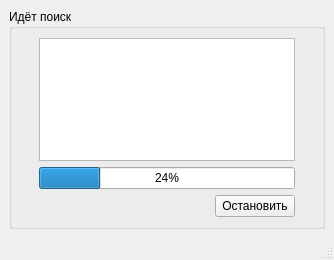
Qt form Restorer/searching.ui (nickoliuzzz/Restorer) before a commit.
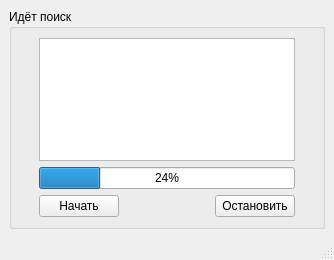
The same form after that commit.

```diff
--- a/Restorer/searching.ui
+++ b/Restorer/searching.ui
@@ -91,6 +91,13 @@
          </item>
          <item>
           <layout class="QHBoxLayout" name="horizontalLayout">
+           <item>
+            <widget class="QPushButton" name="pushButton_2">
+             <property name="text">
+              <string>Начать</string>
+             </property>
+            </widget>
+           </item>
            <item>
             <spacer name="horizontalSpacer_3">
              <property name="orientation">
```
